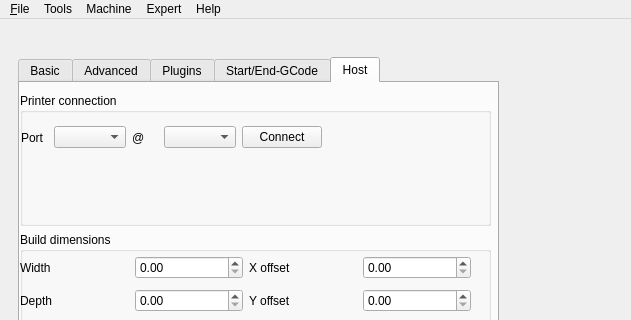
Qt form omni3dapp/gui/mainwindow_ui.ui (sop3k/mak3r) before a commit; both pictures show x 0 to 631 and y 0 to 320 of the 1200 by 700 pixel window.
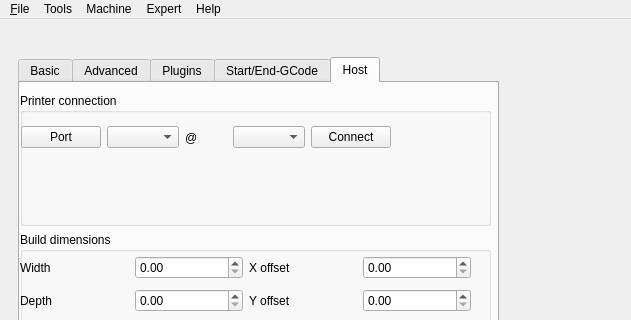
The same form after that commit.

Commit message: added finding ports that printer is connected to

Diff of the .ui file:
```diff
--- a/omni3dapp/gui/mainwindow_ui.ui
+++ b/omni3dapp/gui/mainwindow_ui.ui
@@ -1175,7 +1175,7 @@
               <attribute name="title">
                <string>Host</string>
               </attribute>
-              <widget class="QWidget" name="">
+              <widget class="QWidget" name="layoutWidget">
                <property name="geometry">
                 <rect>
                  <x>0</x>
@@ -1190,18 +1190,18 @@
                   <property name="title">
                    <string>Printer connection</string>
                   </property>
-                  <widget class="QWidget" name="">
+                  <widget class="QWidget" name="layoutWidget">
                    <property name="geometry">
                     <rect>
                      <x>1</x>
                      <y>30</y>
-                     <width>301</width>
+                     <width>370</width>
                      <height>29</height>
                     </rect>
                    </property>
                    <layout class="QHBoxLayout" name="horizontalLayout_10">
                     <item>
-                     <widget class="QLabel" name="port_label">
+                     <widget class="QPushButton" name="port_btn">
                       <property name="text">
                        <string>Port</string>
                       </property>
```
Left out of the diff: 8 changed lines with no effect on the pictures. The commit also changes 13 other files.
